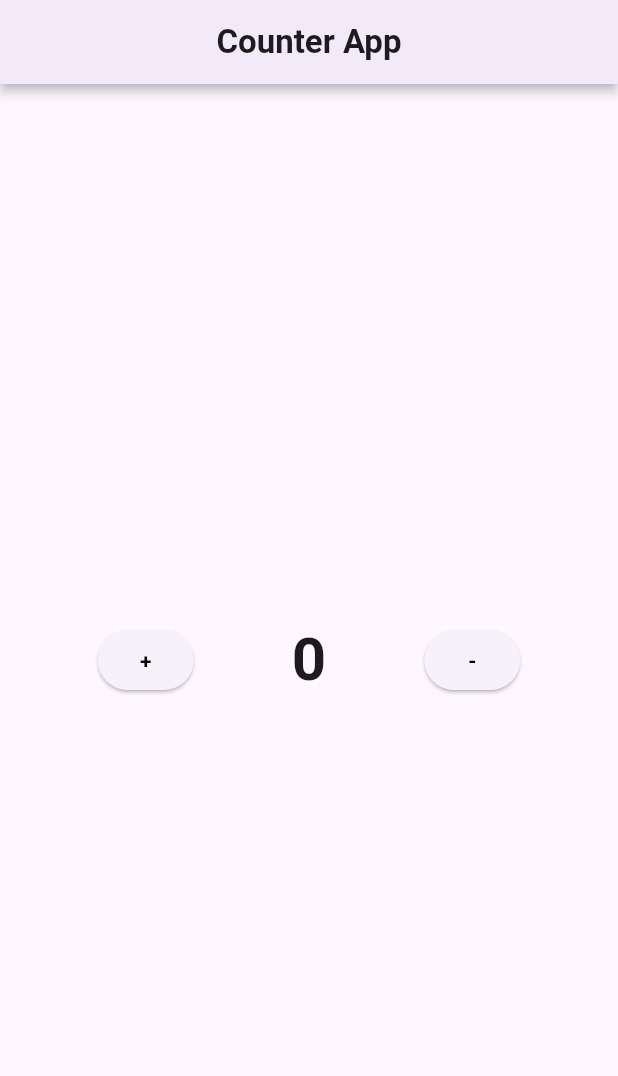
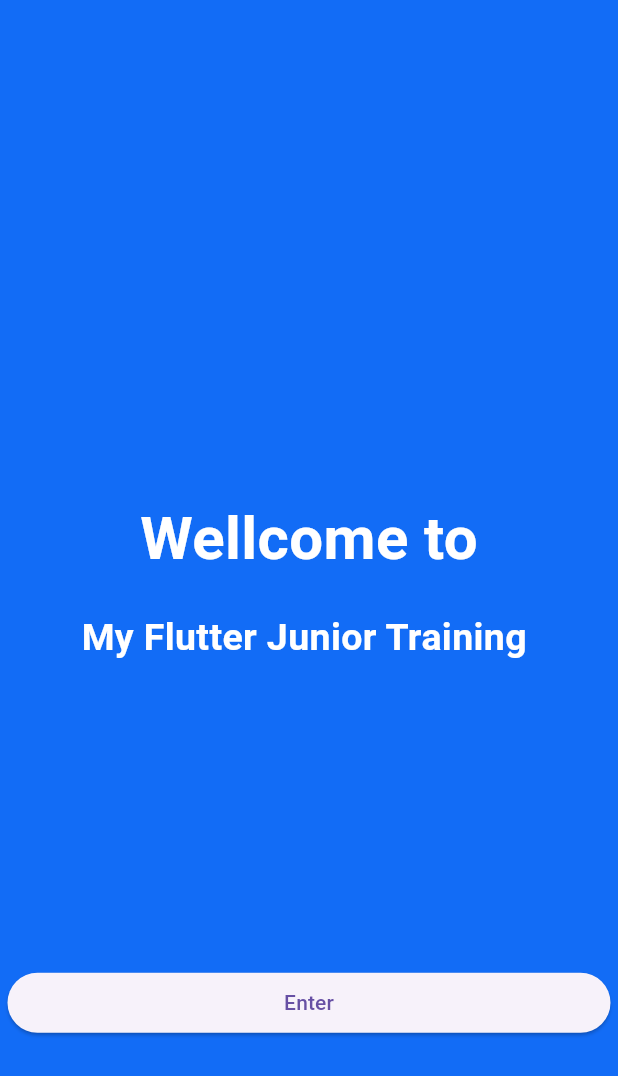
Before and after one commit to IslamAboElqasem/Flutter-training, a Flutter app: the screen it shows after launch, on a phone screen of 412 x 824 dp. Shown: the top 1076 px of the screen. Run offline on Flutter 3.47's test engine with Material 3 defaults, Android fonts, the phone set to English and light mode, and no system bars.

```diff
--- a/my_traning/lib/app/app.dart
+++ b/my_traning/lib/app/app.dart
@@ -1,7 +1,6 @@
+import 'package:flutter/material.dart';
+import 'package:my_traning/app/routes.dart';
 
-
-import 'package:flutter/material.dart';
-import 'package:my_traning/presentation/counter_screen.dart';
 
 class MyApp extends StatelessWidget {
   const MyApp({super.key});
@@ -12,7 +11,8 @@ class MyApp extends StatelessWidget {
       debugShowCheckedModeBanner: false,
       title: 'Counter App',
       theme: ThemeData(primarySwatch: Colors.orange),
-      home:const CounterScreen(),
+      initialRoute: '/WellcomeScreen',
+      routes: routes,
     );
   }
 }
--- /dev/null
+++ b/my_traning/lib/app/routes.dart
@@ -0,0 +1,10 @@
+import 'package:flutter/material.dart';
+import 'package:my_traning/presentation/tasks_view/pages/counter_screen.dart';
+import 'package:my_traning/presentation/tasks_view/tasks_view.dart';
+import 'package:my_traning/presentation/wellcome_screen.dart';
+
+Map<String,WidgetBuilder> routes ={
+'/TaskView':(context) => TasksView(),
+'/WellcomeScreen':(context) =>const WellcomeScreen(),
+'/Counter':(context) =>const CounterScreen(),
+};
--- a/my_traning/lib/presentation/counter_screen.dart
+++ /dev/null
@@ -1,36 +0,0 @@
-import 'package:flutter/material.dart';
-import 'package:my_traning/presentation/counter_logic.dart';
-
-class CounterScreen extends StatefulWidget {
-  const CounterScreen({super.key});
-
-  @override
-  State<CounterScreen> createState() => _CounterScreenState();
-}
-
-class _CounterScreenState extends State<CounterScreen> {
-  @override
-  Widget build(BuildContext context) {
-    return Scaffold(
-      appBar: AppBar(
-        title:const Text('Counter App',style: TextStyle(fontWeight: FontWeight.bold)),
-        shadowColor: Colors.black,
-        elevation:3 ,
-        centerTitle: true ,
-      ),
-      body: Center(
-        child:Row(
-          mainAxisAlignment: MainAxisAlignment.spaceEvenly,
-          children: [
-            _buildElevatedButton(sign: '+'),
-            Text(CounterLogic.counter.toString(),style:const TextStyle(fontWeight: FontWeight.bold,fontSize: 40),),
-            _buildElevatedButton(sign: '-'),
-          ],
-        ),
-      ),
-    );
-  }
-  ElevatedButton _buildElevatedButton({required String sign}){
-    return ElevatedButton(onPressed: () => setState(()=>CounterLogic.counterStatus(sign: sign)), child:Text(sign,style:const TextStyle(fontWeight: FontWeight.bold,color: Colors.black),));
-}
-}
--- /dev/null
+++ b/my_traning/lib/presentation/wellcome_screen.dart
@@ -0,0 +1,25 @@
+import 'package:flutter/material.dart';
+
+class WellcomeScreen extends StatelessWidget {
+  const WellcomeScreen({super.key});
+
+  @override
+  Widget build(BuildContext context) {
+    return Scaffold(
+      backgroundColor: const Color(0xFF126CF6),
+      body:SafeArea(
+          child:Column(
+            mainAxisAlignment: MainAxisAlignment.center,
+            children: [
+              const SizedBox(width: double.infinity,height:200 ,),
+              const Text('Wellcome to',style: TextStyle(color:Colors.white,fontWeight: FontWeight.bold,fontSize: 40 ),),
+              const SizedBox(width: double.infinity,height:20 ,),
+              const Text('My Flutter Junior Training ',style: TextStyle(color:Colors.white,fontWeight: FontWeight.bold,fontSize: 25 ),),
+              const SizedBox(width: double.infinity,height:200 ,),
+              Container(width: double.infinity,height: 50,padding:const EdgeInsets.all(5),child: ElevatedButton(onPressed:() => Navigator.pushNamed(context, '/TaskView'), child:const Text('Enter',) ))
+            ],
+          )
+      )
+    );
+  }
+}
```
Also changed, not shown: my_traning/lib/presentation/tasks_view/pages/counter_screen.dart (added, +45 -0 lines), my_traning/lib/presentation/tasks_view/tasks_view.dart (added, +48 -0 lines), my_traning/lib/presentation/tasks_view/pages/counter_logic.dart (renamed from my_traning/lib/presentation/counter_logic.dart).
